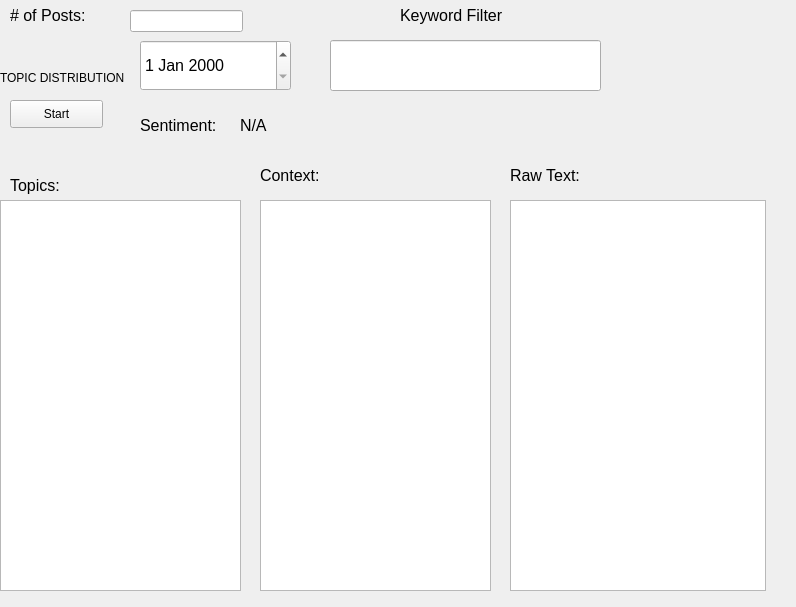
oalhinnawi/tir, file gui/skeleton.ui: the form before one commit.
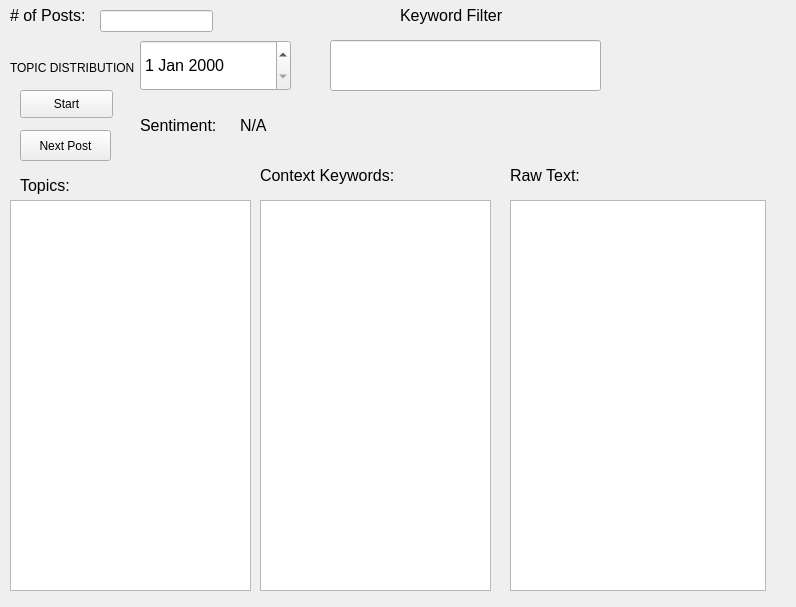
The form after the commit.

Commit message: Context Keywords, post iterator

Patch:
```diff
--- a/gui/skeleton.ui
+++ b/gui/skeleton.ui
@@ -31,8 +31,8 @@
   <widget class="QLabel" name="top_dist_label">
    <property name="geometry">
     <rect>
-     <x>0</x>
-     <y>70</y>
+     <x>10</x>
+     <y>60</y>
      <width>131</width>
      <height>16</height>
     </rect>
@@ -44,8 +44,8 @@
   <widget class="QPushButton" name="start_button">
    <property name="geometry">
     <rect>
-     <x>10</x>
-     <y>100</y>
+     <x>20</x>
+     <y>90</y>
      <width>93</width>
      <height>28</height>
     </rect>
@@ -57,7 +57,7 @@
   <widget class="QLineEdit" name="num_posts_input">
    <property name="geometry">
     <rect>
-     <x>130</x>
+     <x>100</x>
      <y>10</y>
      <width>113</width>
      <height>22</height>
@@ -85,7 +85,7 @@
   <widget class="QLabel" name="topics_label">
    <property name="geometry">
     <rect>
-     <x>10</x>
+     <x>20</x>
      <y>170</y>
      <width>81</width>
      <height>31</height>
@@ -105,7 +105,7 @@
     <rect>
      <x>260</x>
      <y>160</y>
-     <width>81</width>
+     <width>141</width>
      <height>31</height>
     </rect>
    </property>
@@ -115,7 +115,7 @@
     </font>
    </property>
    <property name="text">
-    <string>Context:</string>
+    <string>Context Keywords:</string>
    </property>
   </widget>
   <widget class="QLabel" name="sentiment_label">
@@ -203,7 +203,7 @@
   <widget class="QTextBrowser" name="topics_view">
    <property name="geometry">
     <rect>
-     <x>0</x>
+     <x>10</x>
      <y>200</y>
      <width>241</width>
      <height>391</height>
@@ -230,6 +230,19 @@
     </rect>
    </property>
   </widget>
+  <widget class="QPushButton" name="next_post_button">
+   <property name="geometry">
+    <rect>
+     <x>20</x>
+     <y>130</y>
+     <width>91</width>
+     <height>31</height>
+    </rect>
+   </property>
+   <property name="text">
+    <string>Next Post</string>
+   </property>
+  </widget>
  </widget>
  <resources/>
  <connections/>
```
Left out of the diff: 2 changed lines with no effect on the pictures. The commit also changes 5 other files.
